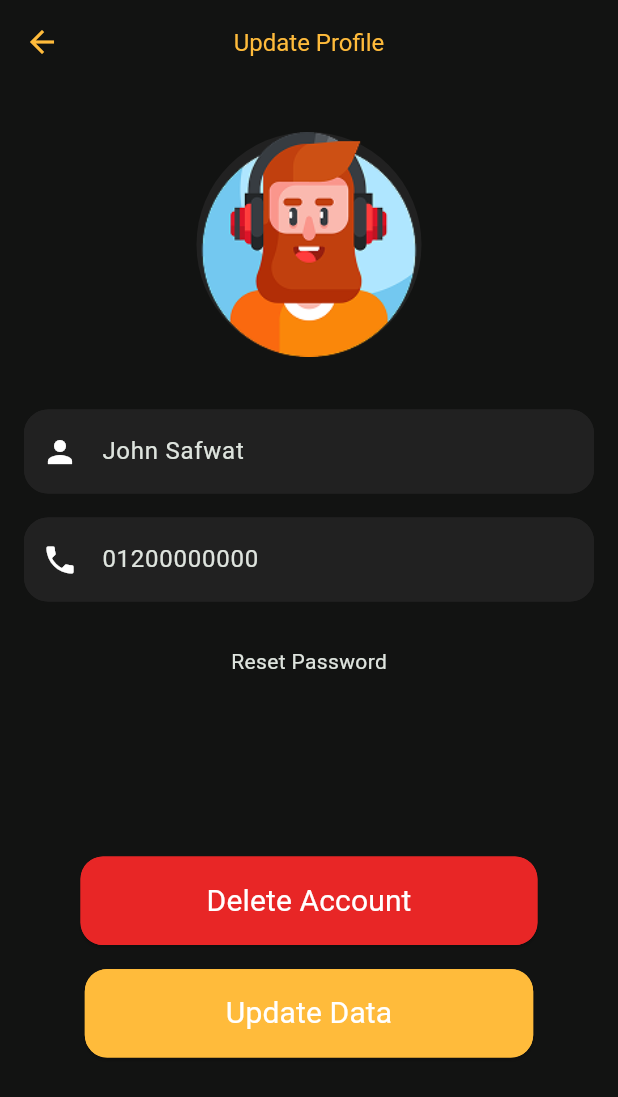
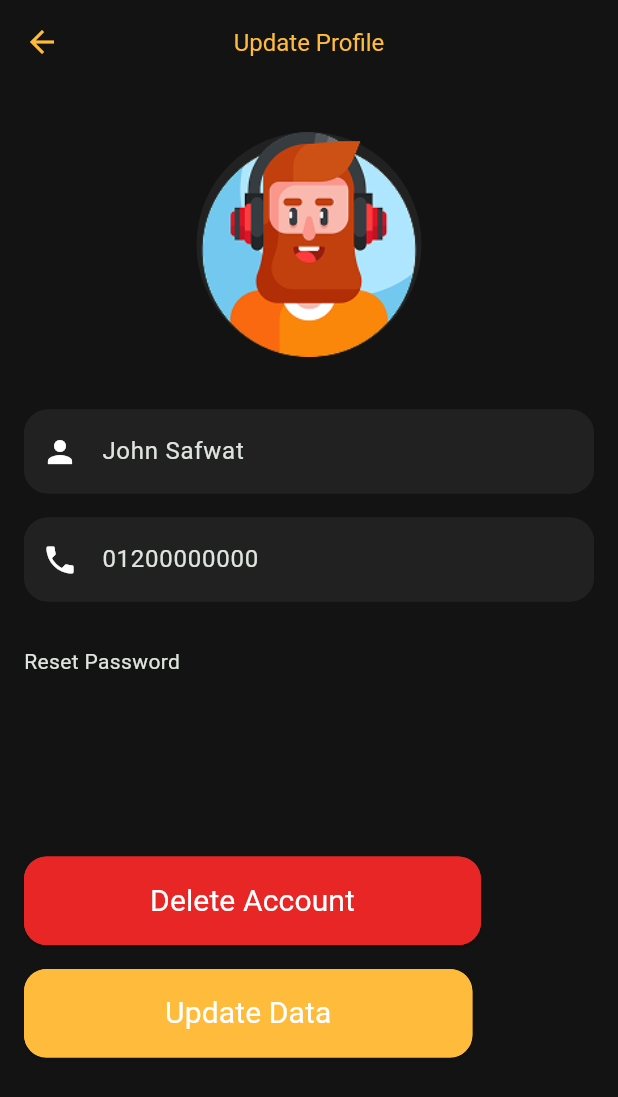
Before and after one commit to 7odsa/movies_flutter, a Flutter app: the screen it shows after launch, after a tap on "Edit Profile", on a phone screen of 412 x 824 dp. Shown: the top 1097 px of the screen. Run offline on Flutter 3.47's test engine with Material 3 defaults, Android fonts, the phone set to English and light mode, and no system bars; our stand-ins replace get_it.

Commit message:
Touches on the design

```diff
--- a/lib/feat/profile/presentation/screens/profile_tap.dart
+++ b/lib/feat/profile/presentation/screens/profile_tap.dart
@@ -37,7 +37,8 @@ class _ProfileTapState extends State<ProfileTap>
         children: [
           Icon(Icons.list, color: ColorsApp.yellow, size: 20),
           SizedBox(height: 4),
-          Text('Watch List',
+          Text(
+            'Watch List',
             style: AppStyle.textTheme.bodySmall?.copyWith(fontSize: 12),
           ),
         ],
@@ -50,7 +51,8 @@ class _ProfileTapState extends State<ProfileTap>
         children: [
           Icon(Icons.folder, color: ColorsApp.yellow, size: 20),
           SizedBox(height: 4),
-          Text('History',
+          Text(
+            'History',
             style: AppStyle.textTheme.bodySmall?.copyWith(fontSize: 12),
           ),
         ],
@@ -72,13 +74,15 @@ class _ProfileTapState extends State<ProfileTap>
           padding: const EdgeInsets.all(8.0),
           child: Column(
             children: [
+              SizedBox(height: 8),
               buildProfileDetails(),
               SizedBox(height: 23),
               Row(
+                mainAxisSize: MainAxisSize.max,
                 children: [
-                  buildElevatedButtonEditProfile(),
+                  Flexible(flex: 2, child: buildElevatedButtonEditProfile()),
                   SizedBox(width: 10),
-                  buildBuildElevatedButtonExit(),
+                  Flexible(flex: 1, child: buildBuildElevatedButtonExit()),
                 ],
               ),
               buildTabBar(),
@@ -105,14 +109,14 @@ class _ProfileTapState extends State<ProfileTap>
         padding: EdgeInsets.symmetric(vertical: 5),
         indicatorColor: ColorsApp.yellow,
         dividerHeight: 0,
-
       ),
     );
   }
 
   Widget buildProfileDetails() {
     return Consumer<ProfileProvider>(
-      builder: (context, profileProvider, child) => Row(
+      builder:
+          (context, profileProvider, child) => Row(
             mainAxisAlignment: MainAxisAlignment.center,
             children: [
               Column(
@@ -124,7 +128,10 @@ class _ProfileTapState extends State<ProfileTap>
                     child: Image.asset(profileProvider.selectedAvatar),
                   ),
                   SizedBox(height: 15),
-              Text(profileProvider.userName, style: AppStyle.textTheme.titleMedium),
+                  Text(
+                    profileProvider.userName,
+                    style: AppStyle.textTheme.titleMedium,
+                  ),
                 ],
               ),
               SizedBox(width: 26),
@@ -148,14 +155,14 @@ class _ProfileTapState extends State<ProfileTap>
     );
   }
 
-  Widget buildElevatedButtonEditProfile() => CustomElevatedButton(
+  Widget buildElevatedButtonEditProfile() => Flexible(
+    flex: 2,
+    fit: FlexFit.tight,
+    child: CustomElevatedButton(
       horizontal: 26,
       vertical: 12,
       onClick: () async {
-      await Navigator.push(
-        context,
-        AppRouts.updateProfile(),
-      );
+        await Navigator.push(context, AppRouts.updateProfile());
       },
       text: 'Edit Profile',
       textStyle: TextStyle(
@@ -164,9 +171,13 @@ class _ProfileTapState extends State<ProfileTap>
         color: ColorsApp.black,
       ),
       backgroundColor: ColorsApp.yellow,
+    ),
   );
 
-  Widget buildBuildElevatedButtonExit() => CustomElevatedButton(
+  Widget buildBuildElevatedButtonExit() => Flexible(
+    flex: 1,
+    fit: FlexFit.tight,
+    child: CustomElevatedButton(
       horizontal: 16,
       vertical: 12,
       onClick: () {},
@@ -177,5 +188,6 @@ class _ProfileTapState extends State<ProfileTap>
         color: ColorsApp.white,
       ),
       backgroundColor: ColorsApp.red2,
+    ),
   );
 }
--- a/lib/feat/profile/presentation/screens/update_profile.dart
+++ b/lib/feat/profile/presentation/screens/update_profile.dart
@@ -7,9 +7,8 @@ import 'package:movies_flutter/feat/profile/presentation/widgets/custom_text_fil
 import 'package:provider/provider.dart';
 import 'package:movies_flutter/feat/profile/presentation/screens/avater_selector.dart';
 
-
 class UpdateProfile extends StatefulWidget {
-  UpdateProfile({super.key});
+  const UpdateProfile({super.key});
 
   @override
   State<UpdateProfile> createState() => _UpdateProfileState();
@@ -22,7 +21,10 @@ class _UpdateProfileState extends State<UpdateProfile> {
   @override
   void initState() {
     super.initState();
-    final profileProvider = Provider.of<ProfileProvider>(context, listen: false);
+    final profileProvider = Provider.of<ProfileProvider>(
+      context,
+      listen: false,
+    );
     nameController = TextEditingController(text: profileProvider.userName);
     phoneController = TextEditingController(text: profileProvider.phoneNumber);
   }
@@ -69,9 +71,10 @@ class _UpdateProfileState extends State<UpdateProfile> {
         child: Padding(
           padding: const EdgeInsets.all(16.0),
           child: Column(
+            crossAxisAlignment: CrossAxisAlignment.start,
             children: [
               SizedBox(height: 16),
-              buildAvatar(),
+              Center(child: buildAvatar()),
               SizedBox(height: 35),
               buildNameTextField(),
               SizedBox(height: 16),
@@ -90,7 +93,8 @@ class _UpdateProfileState extends State<UpdateProfile> {
   }
 
   Widget buildAvatar() => Consumer<ProfileProvider>(
-    builder: (context, provider, child) => GestureDetector(
+    builder:
+        (context, provider, child) => GestureDetector(
           onTap: _showAvatarSelector,
           child: CircleAvatar(
             radius: 75,
@@ -136,7 +140,10 @@ class _UpdateProfileState extends State<UpdateProfile> {
 
   Widget buildUpdateDataElevatedButton() => CustomElevatedButton(
     onClick: () {
-      final profileProvider = Provider.of<ProfileProvider>(context, listen: false);
+      final profileProvider = Provider.of<ProfileProvider>(
+        context,
+        listen: false,
+      );
       profileProvider.updateProfile(
         name: nameController.text,
         phone: phoneController.text,
--- a/lib/feat/profile/presentation/widgets/custom_elevated_buttom.dart
+++ b/lib/feat/profile/presentation/widgets/custom_elevated_buttom.dart
@@ -28,7 +28,7 @@ class CustomElevatedButton extends StatelessWidget {
     return ElevatedButton(
       onPressed: onClick,
       child: Padding(
-        padding: EdgeInsetsGeometry.symmetric(
+        padding: EdgeInsets.symmetric(
           horizontal: horizontal,
           vertical: vertical,
         ),
```
Also changed, not shown: pubspec.lock. Lines whose indentation alone changed are shown as unchanged.
